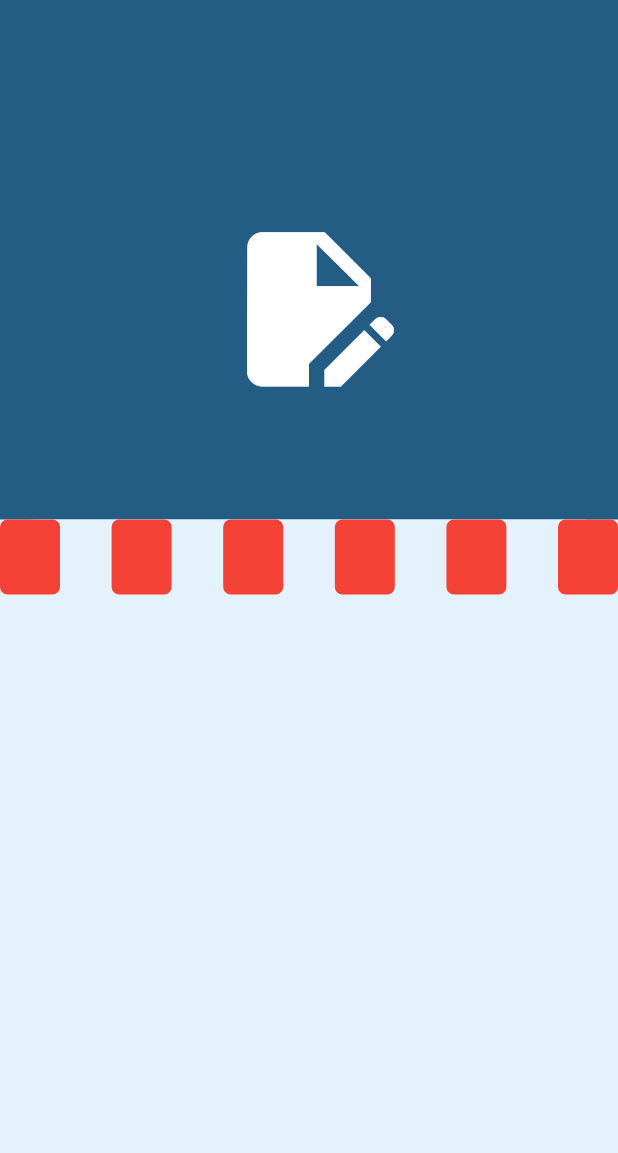
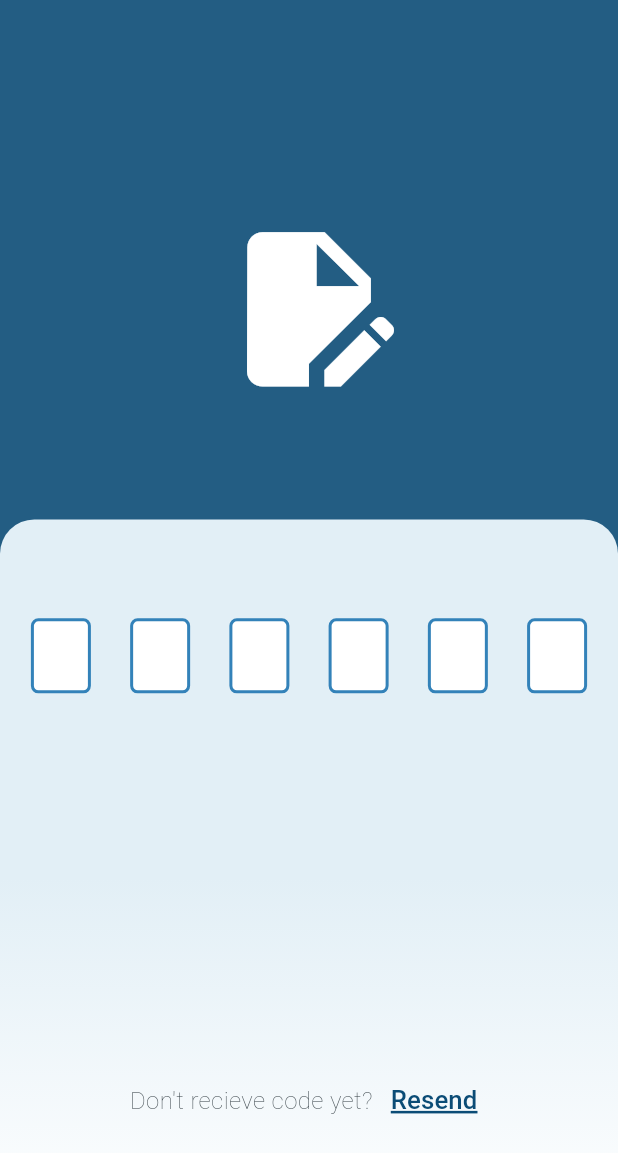
Before and after one commit to batoul1999/Graduation, a Flutter app: the VerificationView screen opened by its route, on a phone screen of 412 x 824 dp. Shown: the top 1153 px of the screen. Run offline on Flutter 3.47's test engine with Material 3 defaults, Android fonts, the phone set to English and light mode, and no system bars; drawn by our look-alikes of pin_code_fields; our stand-ins replace awesome_notifications, bot_toast, cached_network_image, flutter_screenutil, flutter_spinkit, get and 3 more; accounts and stored records are empty.

Commit message:
apply awesomn notifications

```diff
--- /dev/null
+++ b/lib/app/core/services/notifications_service.dart
@@ -0,0 +1,104 @@
+import 'package:awesome_notifications/awesome_notifications.dart';
+import 'package:flutter/material.dart';
+import 'package:graduation/global/shared/app_colors.dart';
+
+class NotificationsService {
+  static Future<void> initializeNotification() async {
+    await AwesomeNotifications().initialize(
+        null,
+        [
+          NotificationChannel(
+              channelGroupKey: 'hight_importance_channel',
+              channelKey: 'hight_importance_channel',
+              channelName: 'Basic notification',
+              channelDescription: 'channel basic test',
+              defaultColor: AppColors.mainBlue,
+              ledColor: AppColors.mainBlue,
+              importance: NotificationImportance.Max,
+              channelShowBadge: true,
+              onlyAlertOnce: true,
+              playSound: true,
+              criticalAlerts: true)
+        ],
+        channelGroups: [
+          NotificationChannelGroup(
+              channelGroupKey: 'hight_importance_channel_group',
+              channelGroupName: 'Group 1')
+        ],
+        debug: true);
+    await AwesomeNotifications()
+        .isNotificationAllowed()
+        .then((isAllowed) async {
+      if (!isAllowed) {
+        await AwesomeNotifications().requestPermissionToSendNotifications();
+      }
+    });
+    await AwesomeNotifications().setListeners(
+        onActionReceivedMethod: onActionReceivedMethod,
+        onNotificationCreatedMethod: onNotificationCreatedMethod,
+        onNotificationDisplayedMethod: onNotificationDisplayedMethod,
+        onDismissActionReceivedMethod: onDismissActionReceivedMethod);
+  }
+
+  static Future<void> onNotificationCreatedMethod(
+      ReceivedNotification receivedAction) async {
+    debugPrint('onNotificationCreatedMethod');
+  }
+
+  static Future<void> onNotificationDisplayedMethod(
+      ReceivedNotification receivedAction) async {
+    debugPrint('onNotificationDisplayedMethod');
+  }
+
+  static Future<void> onActionReceivedMethod(
+      ReceivedNotification receivedAction) async {
+    debugPrint('onActionReceivedMethod');
+    final payload = receivedAction.payload ?? {};
+    if (payload['navigate'] == 'true') {
+      // myCustomController.selectPageDrawer=3;
+      // myCustomController.update();
+      // Get.to(() => EmailUserAndroidView());
+    }
+  }
+
+  static Future<void> onDismissActionReceivedMethod(
+      ReceivedNotification receivedAction) async {
+    debugPrint('onDismissActionReceivedMethod');
+  }
+
+  static Future<void> showNotification({
+    required final String title,
+    required final String body,
+    final String? summary,
+    final Map<String, String>? payload,
+    final ActionType actionType = ActionType.Default,
+    final NotificationLayout notificationLayout = NotificationLayout.Default,
+    final NotificationCategory? category,
+    final String? bigPicture,
+    final List<NotificationActionButton>? actionButtons,
+    final bool schedual = false,
+    final int? interval,
+  }) async {
+    assert(!schedual || (schedual && interval != null));
+    await AwesomeNotifications().createNotification(
+        content: NotificationContent(
+            id: -1,
+            channelKey: 'hight_importance_channel',
+            title: title,
+            body: body,
+            actionType: actionType,
+            notificationLayout: notificationLayout,
+            summary: summary,
+            category: category,
+            payload: payload,
+            bigPicture: bigPicture),
+        actionButtons: actionButtons,
+        schedule: schedual
+            ? NotificationInterval(
+                interval: interval,
+                timeZone:
+                    await AwesomeNotifications().getLocalTimeZoneIdentifier(),
+                preciseAlarm: true)
+            : null);
+  }
+}
--- a/lib/app/modules/auth/forget_password/controller/verification_view_controller.dart
+++ /dev/null
@@ -1,5 +0,0 @@
-import 'package:graduation/app/core/services/base_controller.dart';
-
-class VerificationViewController extends BaseController{
-
-}
--- a/lib/app/modules/auth/login/view/login_view.dart
+++ b/lib/app/modules/auth/login/view/login_view.dart
@@ -4,8 +4,8 @@ import 'package:flutter/material.dart';
 import 'package:flutter_screenutil/flutter_screenutil.dart';
 import 'package:get/get.dart';
 import 'package:graduation/app/core/utils/general_utils.dart';
-import 'package:graduation/app/modules/auth/forget_password/views/forget_password.dart';
 import 'package:graduation/app/modules/auth/sign_up/view/sign_up_view.dart';
+import 'package:graduation/app/routes/app_pages.dart';
 import 'package:graduation/global/custom_widgets/custom_app_layout.dart';
 import 'package:graduation/global/custom_widgets/custom_button.dart';
 import 'package:graduation/global/custom_widgets/custom_text.dart';
@@ -66,7 +66,7 @@ class LoginView extends GetView<LoginController> {
               textSize: 12.sp,
               decoration: TextDecoration.none,
               onPressed: () {
-                Get.to(ForgetPassword());
+                Get.toNamed(Routes.RESETPASSWORD);
               }),
           Obx(
             () => Text(
--- a/lib/app/modules/auth/verification/verification_controller/verification_controller.dart
+++ b/lib/app/modules/auth/verification/verification_controller/verification_controller.dart
@@ -1,8 +1,11 @@
 import 'dart:async';
 
+import 'package:awesome_notifications/awesome_notifications.dart';
 import 'package:flutter/material.dart';
-import 'package:graduation/app/core/data/models/apis/get_all_docs_model/get_all_docs_model.dart';
+import 'package:get/get.dart';
 import 'package:graduation/app/core/services/base_controller.dart';
+import 'package:graduation/app/core/services/notifications_service.dart';
+import 'package:graduation/app/routes/app_pages.dart';
 import 'package:pin_code_fields/pin_code_fields.dart';
 
 class VerificationController extends BaseController {
@@ -10,182 +13,28 @@ class VerificationController extends BaseController {
       StreamController();
   TextEditingController pinController = TextEditingController();
 
-  GetAllDocsModel getAllDocuments() {
-    return GetAllDocsModel.fromJson(docsMap);
+  String pinCode = '552251';
+
+  @override
+  void onInit() {
+    onRecieveCode();
+    super.onInit();
   }
 
-  Map<String, dynamic> docsMap = {
-    "documents": [
-      {
-        "id": 1,
-        "name": "Military Document",
-        "description":
-            "This document is used for proving your military status.",
-        "type": "Government Issued",
-        "issuedBy": "Ministry of Defense",
-        "issuedDate": "2023-08-15"
-      },
-      {
-        "id": 2,
-        "name": "University Transcript",
-        "description":
-            "This document outlines your academic record, including grades and courses completed.",
-        "type": "Academic",
-        "issuedBy": "University of XYZ",
-        "issuedDate": "2023-06-20"
-      },
-      {
-        "id": 3,
-        "name": "Passport",
-        "description":
-            "A travel document issued by a government, used for identification and travel.",
-        "type": "Government Issued",
-        "issuedBy": "Department of Immigration",
-        "issuedDate": "2022-05-10"
-      },
-      {
-        "id": 4,
-        "name": "Driver's License",
-        "description":
-            "A document proving your eligibility to drive a motor vehicle.",
-        "type": "Government Issued",
-        "issuedBy": "Department of Motor Vehicles",
-        "issuedDate": "2021-12-01"
-      },
-      {
-        "id": 5,
-        "name": "Birth Certificate",
-        "description":
-            "A legal document that proves the date and place of an individual's birth.",
-        "type": "Government Issued",
-        "issuedBy": "Department of Vital Records",
-        "issuedDate": "1995-07-25"
-      },
-      {
-        "id": 6,
-        "name": "Marriage Certificate",
-        "description":
-            "A legal document certifying the marriage of two individuals.",
-        "type": "Government Issued",
-        "issuedBy": "Civil Registry Office",
-        "issuedDate": "2020-09-12"
-      },
-      {
-        "id": 7,
-        "name": "Insurance Policy",
-        "description":
-            "A contract outlining the terms of an insurance agreement.",
-        "type": "Contract",
-        "issuedBy": "ABC Insurance Company",
-        "issuedDate": "2023-01-05"
-      },
-      {
-        "id": 8,
-        "name": "Medical Records",
-        "description":
-            "A collection of documents containing medical history and treatment information.",
-        "type": "Medical",
-        "issuedBy": "XYZ Hospital",
-        "issuedDate": "2023-04-18"
-      },
-      {
-        "id": 9,
-        "name": "Bank Statement",
-        "description":
-            "A document summarizing financial transactions within a specific period.",
-        "type": "Financial",
-        "issuedBy": "First National Bank",
-        "issuedDate": "2023-07-31"
-      },
-      {
-        "id": 10,
-        "name": "Tax Return",
-        "description":
-            "A document filed with a tax authority, declaring income and taxes owed.",
-        "type": "Financial",
-        "issuedBy": "Internal Revenue Service",
-        "issuedDate": "2023-04-15"
-      },
-      {
-        "id": 11,
-        "name": "Lease Agreement",
-        "description":
-            "A contract outlining the terms of a property rental agreement.",
-        "type": "Contract",
-        "issuedBy": "Landlord",
-        "issuedDate": "2022-08-01"
-      },
-      {
-        "id": 12,
-        "name": "Employment Contract",
-        "description":
-            "A contract outlining the terms of employment between an employer and employee.",
-        "type": "Contract",
-        "issuedBy": "Company",
-        "issuedDate": "2023-03-15"
-      },
-      {
-        "id": 13,
-        "name": "Loan Agreement",
-        "description":
-            "A contract outlining the terms of a loan agreement between a lender and borrower.",
-        "type": "Financial",
-        "issuedBy": "Bank",
-        "issuedDate": "2023-02-28"
-      },
-      {
-        "id": 14,
-        "name": "Bill of Sale",
-        "description":
-            "A document transferring ownership of goods or property from seller to buyer.",
-        "type": "Legal",
-        "issuedBy": "Seller",
-        "issuedDate": "2023-05-05"
-      },
-      {
-        "id": 15,
-        "name": "Will",
-        "description":
-            "A legal document outlining the distribution of assets after death.",
-        "type": "Legal",
-        "issuedBy": "Individual",
-        "issuedDate": "2022-11-10"
-      },
-      {
-        "id": 16,
-        "name": "Power of Attorney",
-        "description":
-            "A legal document authorizing someone to act on another person's behalf.",
-        "type": "Legal",
-        "issuedBy": "Individual",
-        "issuedDate": "2023-06-12"
-      },
-      {
-        "id": 17,
-        "name": "Certificate of Incorporation",
-        "description": "A legal document establishing a corporation.",
-        "type": "Legal",
-        "issuedBy": "Government Registry",
-        "issuedDate": "2022-09-22"
-      },
-      {
-        "id": 18,
-        "name": "Contract for Services",
-        "description":
-            "A contract outlining the terms of service provision between parties.",
-        "type": "Contract",
-        "issuedBy": "Client",
-        "issuedDate": "2023-07-01"
-      },
-      {
-        "id": 19,
-        "name": "Warranty",
-        "description":
-            "A document guaranteeing the quality or performance of a product.",
-        "type": "Contract",
-        "issuedBy": "Manufacturer",
-        "issuedDate": "2023-08-01"
-      }
-    ]
-  };
+  void fakeVerify() {
+    runFullLoadingFutureFunction(
+        function: Future.delayed(const Duration(seconds: 3))
+            .then((value) => Get.toNamed(Routes.HOME)));
+  }
+
+  void onRecieveCode() {
+    Future.delayed(const Duration(seconds: 4)).then((v) =>
+        NotificationsService.showNotification(
+            title: 'PIN code is ready',
+            body: pinCode,
+            actionButtons: [
+              NotificationActionButton(key: 'Dimiss', label: 'Dimiss'),
+              NotificationActionButton(key: 'OK', label: 'OK'),
+            ]).then((v1) => pinController.text = pinCode));
+  }
 }
--- a/lib/app/modules/auth/verification/verification_view/verification_view.dart
+++ b/lib/app/modules/auth/verification/verification_view/verification_view.dart
@@ -1,7 +1,13 @@
 import 'package:flutter/material.dart';
+import 'package:flutter/services.dart';
+import 'package:flutter_screenutil/flutter_screenutil.dart';
 import 'package:get/get.dart';
 import 'package:graduation/app/modules/auth/verification/verification_controller/verification_controller.dart';
+import 'package:graduation/app/routes/app_pages.dart';
 import 'package:graduation/global/custom_widgets/custom_app_layout.dart';
+import 'package:graduation/global/custom_widgets/custom_text.dart';
+import 'package:graduation/global/custom_widgets/custom_text_button.dart';
+import 'package:graduation/global/shared/app_colors.dart';
 import 'package:pin_code_fields/pin_code_fields.dart';
 
 // ignore: must_be_immutable
@@ -13,7 +19,26 @@ class VerificationView extends GetView<VerificationController> {
   Widget build(BuildContext context) {
     return Scaffold(
         resizeToAvoidBottomInset: false,
-        body: CustomAppLayout(forWardWidget: verificationWidget()));
+        body: CustomAppLayout(
+            forWardWidget: Padding(
+          padding: EdgeInsets.symmetric(horizontal: 0.05.sw, vertical: 0.08.sh),
+          child: Column(children: [
+            verificationWidget(),
+            const Spacer(),
+            Padding(
+              padding: EdgeInsetsDirectional.only(start: 0.16.sw),
+              child: Row(
+                children: [
+                  CustomText(
+                      textType: TextStyleType.small,
+                      textColor: AppColors.mainDark,
+                      text: "Don't recieve code yet?"),
+                  CustomTextButton(text: "Resend", onPressed: () {})
+                ],
+              ),
+            )
+          ]),
+        )));
   }
 
   Widget verificationWidget() {
@@ -22,20 +47,27 @@ class VerificationView extends GetView<VerificationController> {
       length: 6,
       obscureText: false,
       animationType: AnimationType.fade,
+      cursorColor: AppColors.mainBlue,
+      inputFormatters: [FilteringTextInputFormatter.digitsOnly],
       pinTheme: PinTheme(
-        shape: PinCodeFieldShape.box,
-        borderRadius: BorderRadius.circular(5),
-        fieldHeight: 50,
-        fieldWidth: 40,
-        activeFillColor: Colors.white,
-      ),
+          shape: PinCodeFieldShape.box,
+          borderRadius: BorderRadius.circular(5),
+          fieldHeight: 50,
+          fieldWidth: 40,
+          activeFillColor: AppColors.whiteColor,
+          selectedFillColor: AppColors.whiteColor,
+          inactiveFillColor: AppColors.whiteColor,
+          selectedColor: AppColors.mainBlue,
+          activeColor: AppColors.mainBlue,
+          inactiveColor: AppColors.mainBlue,
+          errorBorderColor: AppColors.redColor),
       animationDuration: const Duration(milliseconds: 300),
-      backgroundColor: Colors.blue.shade50,
+      backgroundColor: Colors.transparent,
       enableActiveFill: true,
       errorAnimationController: controller.errorAnimationController,
       controller: controller.pinController,
       onCompleted: (v) {
-        print("Completed");
+        Get.toNamed(Routes.HOME);
       },
       onChanged: (value) {},
       beforeTextPaste: (text) {
--- a/lib/app/routes/app_pages.dart
+++ b/lib/app/routes/app_pages.dart
@@ -1,9 +1,11 @@
 // ignore_for_file: constant_identifier_names
 
 import 'package:get/get.dart';
+import 'package:graduation/app/modules/auth/reset_password/reset_password_binding/reset_password_binding.dart';
+import 'package:graduation/app/modules/auth/reset_password/view/reset_password_view.dart';
+import 'package:graduation/app/modules/auth/verification/verification_binding/verification_binding.dart';
 import 'package:graduation/app/modules/auth/verification/verification_view/verification_view.dart';
 import 'package:graduation/app/modules/home/bindings/profile_binding.dart';
-import 'package:graduation/app/modules/home/bindings/verification_binding.dart';
 import 'package:graduation/app/modules/home/views/profile_view.dart';
 
 import '../modules/auth/login/binding/login_binding.dart';
@@ -39,5 +41,10 @@ class AppPages {
       page: () => VerificationView(),
       binding: VerificationBinding(),
     ),
+    GetPage(
+      name: _Paths.RESETPASSWORD,
+      page: () => ResetPasswordView(),
+      binding: ResetPasswordBinding(),
+    ),
   ];
 }
--- a/lib/app/routes/app_routes.dart
+++ b/lib/app/routes/app_routes.dart
@@ -10,6 +10,7 @@ abstract class Routes {
   static const PROFILE = _Paths.PROFILE;
   static const LOGIN = _Paths.LOGIN;
   static const VERIFI = _Paths.VERIFI;
+  static const RESETPASSWORD = _Paths.RESETPASSWORD;
 }
 
 abstract class _Paths {
@@ -19,4 +20,5 @@ abstract class _Paths {
   static const PROFILE = '/profile';
   static const LOGIN = '/login';
   static const VERIFI = '/verification';
+  static const RESETPASSWORD = '/reset_password';
 }
--- a/lib/main.dart
+++ b/lib/main.dart
@@ -2,11 +2,13 @@ import 'package:flutter/material.dart';
 import 'package:flutter_screenutil/flutter_screenutil.dart';
 import 'package:get/get.dart';
 import 'package:graduation/app/core/data/repositories/shared_preference_repository.dart';
+import 'package:graduation/app/core/services/notifications_service.dart';
 import 'package:graduation/mian_app/mian_app.dart';
 import 'package:shared_preferences/shared_preferences.dart';
 
 void main() async {
   WidgetsFlutterBinding.ensureInitialized();
+  NotificationsService.initializeNotification();
   await ScreenUtil.ensureScreenSize();
   // Get.put(HiveRepository());
   await Get.putAsync(
--- a/pubspec.yaml
+++ b/pubspec.yaml
@@ -47,6 +47,7 @@ dependencies:
   lottie: ^3.1.2
   shared_preferences: ^2.2.3
   pin_code_fields: ^8.0.1
+  awesome_notifications: ^0.9.3+1
   # The following adds the Cupertino Icons font to your application.
   # Use with the CupertinoIcons class for iOS style icons.
   cupertino_icons: ^1.0.2
```
Also changed, not shown: lib/app/modules/auth/forget_password/controller/forget_password_controller.dart (deleted, +0 -8 lines), lib/app/modules/auth/forget_password/views/verification_view.dart (deleted, +0 -121 lines), lib/app/modules/auth/reset_password/controller/reset_password_controller.dart (added, +16 -0 lines), lib/app/modules/auth/reset_password/reset_password_binding/reset_password_binding.dart (added, +11 -0 lines), lib/app/modules/auth/reset_password/view/reset_password_view.dart (renamed from lib/app/modules/auth/forget_password/views/forget_password.dart, +5 -6 lines), lib/app/modules/auth/verification/verification_binding/verification_binding.dart (renamed from lib/app/modules/home/bindings/verification_binding.dart), pubspec.lock, 2 other files.
